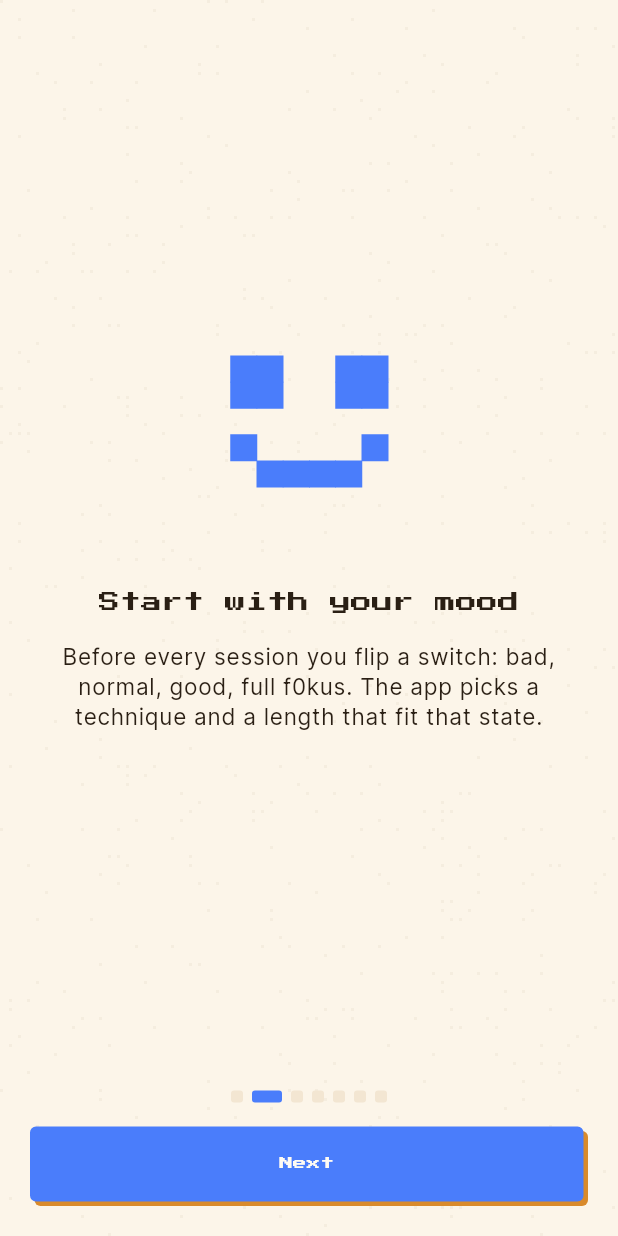
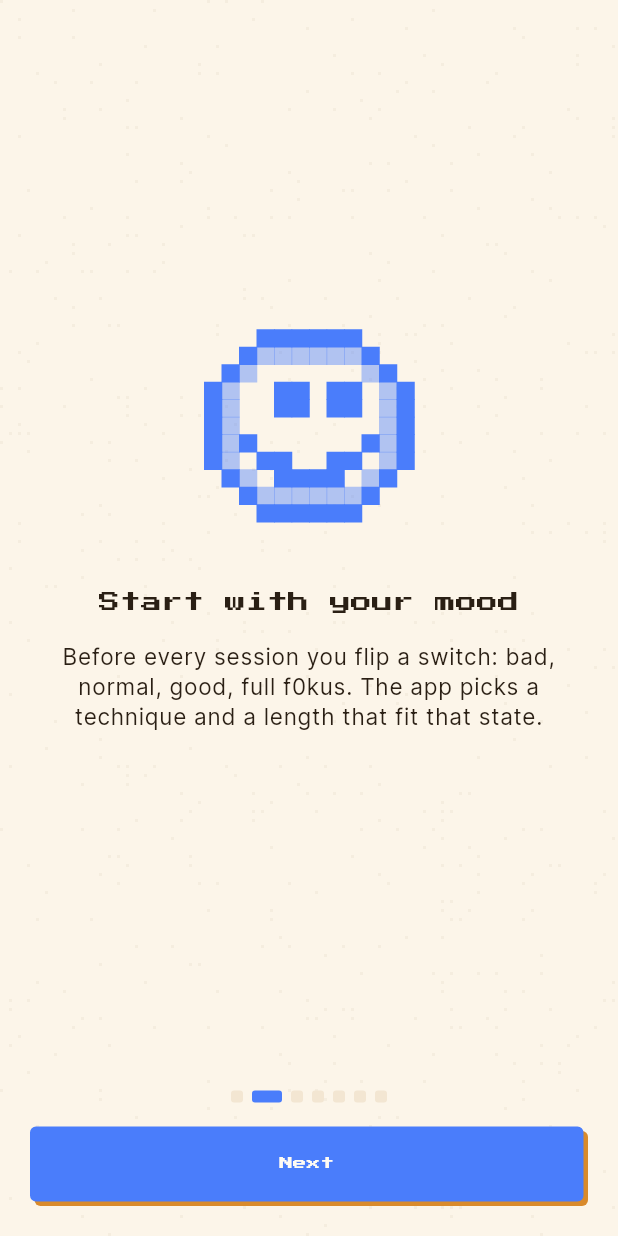
Before and after one commit to mistqkw/texfi_fokus, a Flutter app: the screen it shows after launch, swiped to page 2, on a phone screen of 412 x 824 dp. Run offline on Flutter 3.47's test engine with Material 3 defaults, Android fonts, the phone set to English and light mode, and no system bars; drawn by our look-alikes of flutter_animate; our stand-ins replace audioplayers, drift, drift_flutter, fl_chart, flutter_local_notifications, flutter_riverpod and 6 more; missing offline and left inert: screen_brightness; accounts and stored records are empty; generated files the repository leaves out were written again; network calls fail.

Commit message:
Иконки интерфейса: 12x12 с полутоном вместо восьми клеток
Та же болезнь, что была в m0ney. На восьми клетках у иконки нет места ни
на одну деталь сверх силуэта: колокольчик, лампочка и корзина
превращались в три похожих пятна, а шестерёнка настроек на двадцати
пикселях — в кашу. Часть набора уже уехала на 10x10, то есть одна и та же
иконка в разных местах экрана выглядела разной толщины.

Теперь все двадцать шесть — 12x12. У дома есть окна, у камеры объектив, у
месяца край, у корзины рёбра. Двенадцать не случайное число: самый частый
размер иконки здесь — двенадцать пикселей, то есть клетка приходится
ровно на пиксель экрана. У восьмёрки на клетку приходилось полтора.

Тесты держат размер сетки, набор символов, отсутствие двух одинаковых или
почти одинаковых рисунков и то, что полутона не больше заливки. Пара
«вниз/вверх» выведена из проверки на похожесть отдельной строкой: это
один силуэт, перевёрнутый намеренно, и узнаётся он быстрее любой другой
метафоры именно потому, что половина у них общая.

```diff
--- a/lib/presentation/shared/pixel_sprite.dart
+++ b/lib/presentation/shared/pixel_sprite.dart
@@ -96,333 +96,443 @@ class PixelSpritePainter extends CustomPainter {
 
 /// Каталог спрайтов приложения.
 ///
-/// Сетки 8×8 держат стилистику иконки приложения; там, где 8×8 не хватало на
-/// читаемый силуэт (шестерёнка), взята 10×10 — глазом разницы в масштабе не
-/// видно, а форма собирается.
+/// Сетка у всех одна — 12×12. Было 8×8 и местами 10×10, и это не работало
+/// по двум причинам сразу. На восьми клетках у иконки нет места ни на одну
+/// деталь сверх силуэта: колокольчик, лампочка и корзина превращались в три
+/// похожих пятна, а шестерёнка настроек на двадцати пикселях — в кашу.
+/// Разнобой же сеток означал, что одна и та же иконка в разных местах
+/// экрана выглядит разной толщины.
+///
+/// Двенадцать клеток дают деталь, а полутон — вторую глубину: у дома есть
+/// окна, у камеры объектив, у месяца край. И ровно двенадцать не случайно:
+/// самый частый размер иконки здесь — двенадцать пикселей, то есть клетка
+/// приходится ровно на пиксель экрана.
 abstract final class PixelSprites {
   // --- Нижняя навигация ---
 
   /// Главная: домик с дверью. Стены нарисованы контуром, а не заливкой —
   /// иначе на 20px силуэт схлопывался в сплошную арку.
   static const List<String> navHome = [
-    '...xx...',
-    '..xxxx..',
-    '.xxxxxx.',
-    'xxxxxxxx',
-    '.x....x.',
-    '.x.xx.x.',
-    '.x.xx.x.',
-    '.xxxxxx.',
+    '.....xx.....',
+    '....xxxx....',
+    '...xxxxxx...',
+    '..xxxxxxxx..',
+    '.xxxxxxxxxx.',
+    'xxxxxxxxxxxx',
+    '.x........x.',
+    '.x.oo..oo.x.',
+    '.x.oo..oo.x.',
+    '.x...xx...x.',
+    '.x...xx...x.',
+    '.xxxxxxxxxx.',
   ];
 
   /// Привычки: рамка чекбокса с галочкой внутри.
   static const List<String> navHabits = [
-    'xxxxxxxx',
-    'x......x',
-    'x.....xx',
-    'x....xx.',
-    'x.x.xx.x',
-    'x.xxx..x',
-    'x..x...x',
-    'xxxxxxxx',
+    'xxxxxxxxxxxx',
+    'xoooooooooox',
+    'xoo......oox',
+    'xoo.....xxox',
+    'xoo....xxoox',
+    'xoo...xxo.ox',
+    'xoox.xxo..ox',
+    'xooxxxxo..ox',
+    'xoo.xxo...ox',
+    'xoo..o....ox',
+    'xoooooooooox',
+    'xxxxxxxxxxxx',
   ];
 
   /// Статистика: три столбика разной высоты.
   static const List<String> navStats = [
-    '........',
-    '......xx',
-    '......xx',
-    '...xx.xx',
-    '...xx.xx',
-    'xx.xx.xx',
-    'xx.xx.xx',
-    'xxxxxxxx',
+    '............',
+    '.o.........o',
+    '.o.......xxx',
+    '.o.......xxx',
+    '.o....xx.xxx',
+    '.o....xx.xxx',
+    '.o.xxxxx.xxx',
+    '.o.xxxxx.xxx',
+    '.oxxxxxxxxxx',
+    '.oxxxxxxxxxx',
+    '.xxxxxxxxxxx',
+    '............',
   ];
 
   /// Настройки: шестерёнка. 10×10 — на 8×8 зубцы сливались с телом.
   static const List<String> navSettings = [
-    '...xxxx...',
-    '.x.xxxx.x.',
-    '.xxxxxxxx.',
-    'xxxx..xxxx',
-    'xxx....xxx',
-    'xxx....xxx',
-    'xxxx..xxxx',
-    '.xxxxxxxx.',
-    '.x.xxxx.x.',
-    '...xxxx...',
+    '....xxxx....',
+    '.x..xoox..x.',
+    '.xx..xx..xx.',
+    '..xxo..oxx..',
+    'xxxo....oxxx',
+    'xxo......oxx',
+    'xxo......oxx',
+    'xxxo....oxxx',
+    '..xxo..oxx..',
+    '.xx..xx..xx.',
+    '.x..xoox..x.',
+    '....xxxx....',
   ];
 
   // --- Общие элементы интерфейса ---
 
   /// Довольная «рожица» — тот же мотив, что в переключателе настроения.
   static const List<String> moodFace = [
-    '........',
-    '.xx..xx.',
-    '.xx..xx.',
-    '........',
-    '.x....x.',
-    '..xxxx..',
-    '........',
-    '........',
+    '...xxxxxx...',
+    '..xoooooox..',
+    '.xo......ox.',
+    'xo..xx.xx.ox',
+    'xo..xx.xx.ox',
+    'xo........ox',
+    'xox......xox',
+    'xo.xx..xx.ox',
+    '.xo.xxxx.ox.',
+    '..xoooooox..',
+    '...xxxxxx...',
+    '............',
   ];
 
   /// Галочка — пиксельный чекбокс, «сыграно» в статистике.
   static const List<String> check = [
-    '........',
-    '.......x',
-    '......xx',
-    'x....xx.',
-    'xx..xx..',
-    '.xxxx...',
-    '..xx....',
-    '........',
+    '............',
+    '..........xx',
+    '.........xxo',
+    '........xxo.',
+    'xx.....xxo..',
+    'xxx...xxo...',
+    '.xxx.xxo....',
+    '..xxxxo.....',
+    '...xxo......',
+    '....o.......',
+    '............',
+    '............',
   ];
 
   /// Треугольник «плей» на кнопке запуска сессии.
   static const List<String> play = [
-    'xx......',
-    'xxxx....',
-    'xxxxxx..',
-    'xxxxxxxx',
-    'xxxxxxxx',
-    'xxxxxx..',
-    'xxxx....',
-    'xx......',
+    'xx..........',
+    'xxxx........',
+    'xxxxxx......',
+    'xxxxxxxx....',
+    'xxxxxxxxxx..',
+    'xxxxxxxxxxxx',
+    'xxxxxxxxxxxx',
+    'xxxxxxxxxx..',
+    'xxxxxxxxo...',
+    'xxxxxxo.....',
+    'xxxxo.......',
+    'xxo.........',
   ];
 
   /// Две колонки — пауза.
   static const List<String> pause = [
-    '.xx..xx.',
-    '.xx..xx.',
-    '.xx..xx.',
-    '.xx..xx.',
-    '.xx..xx.',
-    '.xx..xx.',
-    '.xx..xx.',
-    '.xx..xx.',
+    '..xxx..xxx..',
+    '..xox..xox..',
+    '..xox..xox..',
+    '..xox..xox..',
+    '..xox..xox..',
+    '..xox..xox..',
+    '..xox..xox..',
+    '..xox..xox..',
+    '..xox..xox..',
+    '..xox..xox..',
+    '..xox..xox..',
+    '..xxx..xxx..',
   ];
 
   /// Сплошной квадрат — стоп.
   static const List<String> stop = [
-    '........',
-    '.xxxxxx.',
-    '.xxxxxx.',
-    '.xxxxxx.',
-    '.xxxxxx.',
-    '.xxxxxx.',
-    '.xxxxxx.',
-    '........',
+    '............',
+    '.xxxxxxxxxx.',
+    '.xoooooooox.',
+    '.xoxxxxxxox.',
+    '.xoxxxxxxox.',
+    '.xoxxxxxxox.',
+    '.xoxxxxxxox.',
+    '.xoxxxxxxox.',
+    '.xoxxxxxxox.',
+    '.xoooooooox.',
+    '.xxxxxxxxxx.',
+    '............',
   ];
 
   /// Треугольник с планкой — пропустить отрезок.
   static const List<String> skip = [
-    'x....x..',
-    'xx...xx.',
-    'xxx..xxx',
-    'xxxx.xxx',
-    'xxxx.xxx',
-    'xxx..xxx',
-    'xx...xx.',
-    'x....x..',
+    'xx.......xx.',
+    'xxxx.....xx.',
+    'xxxxxx...xx.',
+    'xxxxxxxx.xx.',
+    'xxxxxxxxxxx.',
+    'xxxxxxxxxxx.',
+    'xxxxxxxxxxx.',
+    'xxxxxxxxxxx.',
+    'xxxxxxxx.xx.',
+    'xxxxxo...xx.',
+    'xxxo.....xx.',
+    'xo.......xx.',
   ];
 
   /// Ползунки — ручная настройка сессии.
   static const List<String> sliders = [
-    '..x.....',
-    'xxxxxxxx',
-    '..x.....',
-    '........',
-    '.....x..',
-    'xxxxxxxx',
-    '.....x..',
-    '........',
+    '............',
+    '...xx.......',
+    'xxxxxxxxxxxx',
+    'xxxxxxxxxxxx',
+    '...xx.......',
+    '............',
+    '............',
+    '.......xx...',
+    'xxxxxxxxxxxx',
+    'xxxxxxxxxxxx',
+    '.......xx...',
+    '............',
   ];
 
   /// Песочные часы — логотип приложения.
   static const List<String> hourglass = [
-    'xxxxxxxx',
-    '.x....x.',
-    '..x..x..',
-    '...xx...',
-    '...xx...',
-    '..x..x..',
-    '.x....x.',
-    'xxxxxxxx',
+    'xxxxxxxxxxxx',
+    'xxxxxxxxxxxx',
+    '.xoooooooox.',
+    '..xoooooox..',
+    '...xoooox...',
+    '....xoox....',
+    '....xoox....',
+    '...xxxxxx...',
+    '..xxxxxxxx..',
+    '.xxxxxxxxxx.',
+    'xxxxxxxxxxxx',
+    'xxxxxxxxxxxx',
   ];
 
   /// «Лампочка» инсайта: наблюдение о том, как человек работает.
   static const List<String> insight = [
-    '..xxxx..',
-    '.xxxxxx.',
-    'xx.xx.xx',
-    'xx.xx.xx',
-    '.xxxxxx.',
-    '..xxxx..',
-    '..x..x..',
-    '..xxxx..',
+    '...xxxxxx...',
+    '..xxxxxxxx..',
+    '.xxo....oxx.',
+    'xxo......oxx',
+    'xxo......oxx',
+    'xxo......oxx',
+    '.xxo....oxx.',
+    '..xxxxxxxx..',
+    '...xoooox...',
+    '...xxxxxx...',
+    '....xxxx....',
+    '.....xx.....',
   ];
 
   /// Колокольчик напоминания.
   static const List<String> bell = [
-    '...xx...',
-    '..xxxx..',
-    '.xxxxxx.',
-    '.xxxxxx.',
-    'xxxxxxxx',
-    'xxxxxxxx',
-    '........',
-    '...xx...',
+    '.....xx.....',
+    '....xxxx....',
+    '...xxooxx...',
+    '..xxooooxx..',
+    '..xxooooxx..',
+    '.xxooooooxx.',
+    '.xxooooooxx.',
+    'xxxxxxxxxxxx',
+    'xxxxxxxxxxxx',
+    '............',
+    '....xxxx....',
+    '.....xx.....',
   ];
 
   /// Фотоаппарат — прикрепить снимок к сессии. Корпус, видоискатель сверху
   /// и объектив кольцом: на восьми клетках это единственная форма, которая
   /// читается камерой, а не просто прямоугольником.
   static const List<String> camera = [
-    '........',
-    '..xx....',
-    'xxxxxxxx',
-    'x..xx..x',
-    'x.x..x.x',
-    'x.x..x.x',
-    'x..xx..x',
-    'xxxxxxxx',
+    '............',
+    '..xxx.......',
+    '..xox.......',
+    'xxxxxxxxxxxx',
+    'xo........ox',
+    'xo..xxxx..ox',
+    'xo.xxooxx.ox',
+    'xo.xxooxx.ox',
+    'xo..xxxx..ox',
+    'xo........ox',
+    'xxxxxxxxxxxx',
+    '............',
   ];
 
   /// Стрелка вниз — экспорт данных.
   static const List<String> download = [
-    '...xx...',
-    '...xx...',
-    '...xx...',
-    'x..xx..x',
-    'xx.xx.xx',
-    '.xxxxxx.',
-    '..xxxx..',
-    '...xx...',
+    '.....xx.....',
+    '.....xx.....',
+    '.....xx.....',
+    '.....xx.....',
+    '.....xx.....',
+    'xo...xx...ox',
+    'xxo..xx..oxx',
+    '.xxo.xx.oxx.',
+    '..xxxxxxxx..',
+    '...xxxxxx...',
+    '....xxxx....',
+    '.....xx.....',
   ];
 
   /// Стрелка вверх — импорт. Тот же силуэт, что у выгрузки, перевёрнутый:
   /// пара «вниз/вверх» читается быстрее любой другой метафоры.
   static const List<String> upload = [
-    '...xx...',
-    '..xxxx..',
-    '.xxxxxx.',
-    'xx.xx.xx',
-    'x..xx..x',
-    '...xx...',
-    '...xx...',
-    '...xx...',
+    '.....xx.....',
+    '....xxxx....',
+    '...xxxxxx...',
+    '..xxxxxxxx..',
+    '.xxo.xx.oxx.',
+    'xxo..xx..oxx',
+    'xo...xx...ox',
+    '.....xx.....',
+    '.....xx.....',
+    '.....xx.....',
+    '.....xx.....',
+    '.....xx.....',
   ];
 
   /// Плюс — добавление привычки.
   static const List<String> plus = [
-    '........',
-    '...xx...',
-    '...xx...',
-    'xxxxxxxx',
-    'xxxxxxxx',
-    '...xx...',
-    '...xx...',
-    '........',
+    '............',
+    '.....xx.....',
+    '.....xx.....',
+    '.....xx.....',
+    '.....xx.....',
+    '.xxxxxxxxxx.',
+    '.xxxxxxxxxx.',
+    '.....xx.....',
+    '.....xx.....',
+    '.....xx.....',
+    '.....xx.....',
+    '............',
   ];
 
   /// Лупа — фильтр длинного списка привычек.
   static const List<String> search = [
-    '.xxxx...',
-    'x....x..',
-    'x....x..',
-    'x....x..',
-    '.xxxx...',
-    '....xx..',
-    '.....xx.',
-    '......xx',
+    '..xxxxxx....',
+    '.xxoooo.x...',
+    'xxo....oxx..',
+    'xo......ox..',
+    'xo......ox..',
+    'xo......ox..',
+    'xxo....oxx..',
+    '.xxoooooxx..',
+    '..xxxxxxxx..',
+    '.......xxxx.',
+    '........xxxx',
+    '.........xxx',
   ];
 
   /// Крестик — закрыть, снять, удалить строку. Самая частая иконка в
   /// приложении: до этого во всех шести местах стояла Material `Icons.close`,
   /// единственная сглаженная фигура среди рубленых.
   static const List<String> close = [
-    '........',
-    '.x....x.',
-    '.xx..xx.',
-    '..xxxx..',
-    '..xxxx..',
-    '.xx..xx.',
-    '.x....x.',
-    '........',
+    '............',
+    '.xx......xx.',
+    '.xxo....oxx.',
+    '..xxo..oxx..',
+    '...xxooxx...',
+    '....xxxx....',
+    '....xxxx....',
+    '...xxooxx...',
+    '..xxo..oxx..',
+    '.xxo....oxx.',
+    '.xx......xx.',
+    '............',
   ];
 
   /// Корзина — удаление привычки.
   static const List<String> trash = [
-    '..xxxx..',
-    'xxxxxxxx',
-    '........',
-    'xxxxxxxx',
-    'x.x..x.x',
-    'x.x..x.x',
-    'x.x..x.x',
-    '.xxxxxx.',
+    '....xxxx....',
+    '..xxxxxxxx..',
+    'xxxxxxxxxxxx',
+    '............',
+    'xxxxxxxxxxxx',
+    'xoxo.xx.oxox',
+    'xoxo.xx.oxox',
+    'xoxo.xx.oxox',
+    'xoxo.xx.oxox',
+    'xoxo.xx.oxox',
+    '.xxxxxxxxxx.',
+    '..xxxxxxxx..',
   ];
 
   /// Месяц — тихий (ночной) режим таймера.
   static const List<String> moon = [
-    '..xxxx..',
-    '.xx...x.',
-    'xx......',
-    'xx......',
-    'xx......',
-    'xx......',
-    '.xx...x.',
-    '..xxxx..',
+    '...xxxxxx...',
+    '..xxxxxxo...',
+    '.xxxxxo.....',
+    'xxxxxo......',
+    'xxxxo.......',
+    'xxxxo.......',
+    'xxxxo.......',
+    'xxxxo.......',
+    'xxxxxo......',
+    '.xxxxxo.....',
+    '..xxxxxxo...',
+    '...xxxxxx...',
   ];
 
   /// Углы рамки — разворот таймера на весь экран.
   static const List<String> fullscreen = [
-    'xxx..xxx',
-    'x......x',
-    'x......x',
-    '........',
-    '........',
-    'x......x',
-    'x......x',
-    'xxx..xxx',
+    'xxxx....xxxx',
+    'xxxx....xxxx',
+    'xxo......oxx',
+    'xo........ox',
+    '............',
+    '............',
+    '............',
+    '............',
+    'xo........ox',
+    'xxo......oxx',
+    'xxxx....xxxx',
+    'xxxx....xxxx',
   ];
 
   /// Минус — шаг вниз в ручной настройке сессии.
   static const List<String> minus = [
-    '........',
-    '........',
-    '........',
-    'xxxxxxxx',
-    'xxxxxxxx',
-    '........',
-    '........',
-    '........',
+    '............',
+    '............',
+    '............',
+    '............',
+    '............',
+    '.xxxxxxxxxx.',
+    '.xxxxxxxxxx.',
+    '............',
+    '............',
+    '............',
+    '............',
+    '............',
   ];
 
   /// Круговая стрелка — повторяемость привычки.
   static const List<String> repeat = [
-    '..xxxx..',
-    '.x....x.',
-    'x......x',
-    'x.......',
-    'x......x',
-    '.x....x.',
-    '..xxxx..',
-    '....x...',
+    '...xxxxxx...',
+    '..xxoooxxx..',
+    '.xxo....oxx.',
+    'xxo......oxx',
+    'xo..........',
+    'xo..........',
+    'xo..........',
+    'xxo......oxx',
+    '.xxo....oxx.',
+    '..xxoooxxx..',
+    '...xxxxxx...',
+    '.....xxo....',
   ];
 
   /// Зарубка — мелкая метка долгого стрика. Нарочно самая незаметная фигура
   /// в наборе: она стоит рядом с названием привычки и не должна с ним
   /// соперничать.
   static const List<String> notch = [
-    '...xx...',
-    '...xx...',
-    '.x.xx.x.',
-    '.xxxxxx.',
-    '..xxxx..',
-    '.xx..xx.',
-    '.x....x.',
-    '........',
+    '.....xx.....',
+    '.....xx.....',
+    '..o..xx..o..',
+    '..xo.xx.ox..',
+    '..xxxxxxxx..',
+    '...xxxxxx...',
+    '..xxo..oxx..',
+    '..xo....ox..',
+    '..o......o..',
+    '............',
+    '............',
+    '............',
   ];
 }
```
Also changed, not shown: 1 other file.
